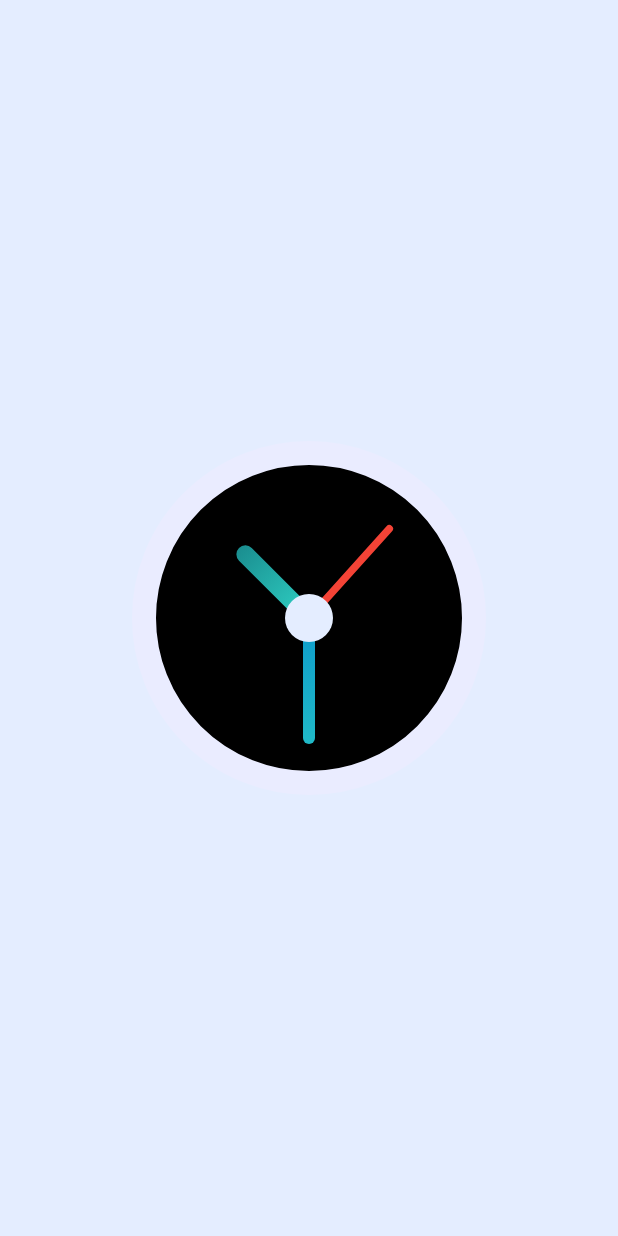
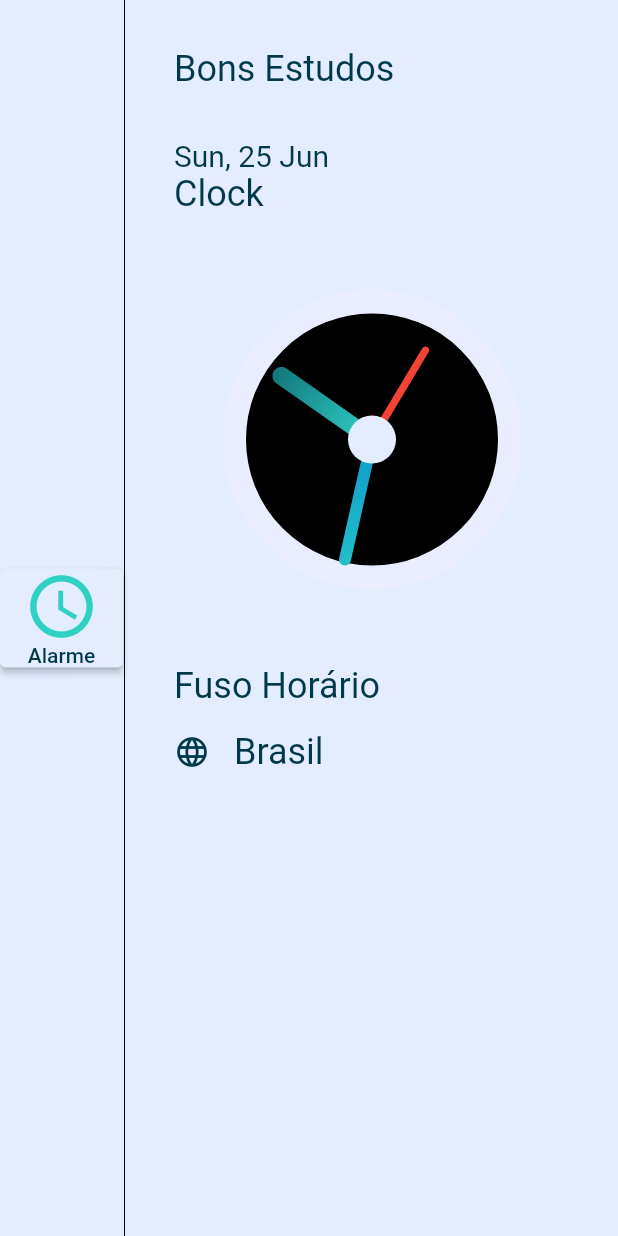
Before and after one commit to jpdants/Student-Aide, a Flutter app: the screen it shows after launch, on a phone screen of 412 x 824 dp. Run offline on Flutter 3.47's test engine with Material 2 defaults, Android fonts, the phone set to English and light mode, and no system bars.

Commit message:
relogio quebrado / imagens adicionadas

```diff
--- a/trabalho_final_prog_moveis/lib/view/home_page.dart
+++ b/trabalho_final_prog_moveis/lib/view/home_page.dart
@@ -1,4 +1,5 @@
 import 'package:flutter/material.dart';
+import 'package:intl/intl.dart';
 import 'package:trabalho_final_prog_moveis/constants/app_colors.dart';
 import 'package:trabalho_final_prog_moveis/view/clock_view.dart';
 
@@ -10,12 +11,87 @@ class HomePage extends StatefulWidget {
 class _HomePageState extends State<HomePage> {
   @override
   Widget build(BuildContext context){
+    var now = DateTime.now();
+    var formattedTime = DateFormat('HH:mm').format(now);
+    var formattedDate = DateFormat('EEE, d MMM').format(now);
+
+
     return Scaffold(
-      body: Container(
-        alignment: Alignment.center,
-        color: AppColors.kSecondaryColor,
-        child: ClockView(),
-      ),
+      backgroundColor: AppColors.kSecondaryColor,
+      body: Row(
+        children: <Widget>[
+          Column(
+            mainAxisAlignment: MainAxisAlignment.center,
+            children: <Widget>[
+              ElevatedButton(
+                onPressed: () {},
+                style: ElevatedButton.styleFrom(
+                  backgroundColor: AppColors.kSecondaryColor, // Defina a cor de fundo desejada aqui
+                ),
+                child: const Column(
+                  children: <Widget>[
+                  Icon(
+                    Icons.access_time,
+                    size: 50,
+                    color: AppColors.kPrimaryColor,
+                  ),
+                    Text(
+                      'Alarme',
+                      style: TextStyle(color: AppColors.kTextStyle, fontSize: 14),
+                    ),
+                  ],
+                )
+              )
+            ],
+          ),
+          const VerticalDivider(
+            color: Colors.black,
+            width: 2,
+          ),
+          Expanded(
+            child: Container(
+              padding: EdgeInsets.all(32),
+              child: Column(
+                crossAxisAlignment: CrossAxisAlignment.start,
+                children: <Widget>[
+                  const Text(
+                    'Bons Estudos',
+                    style: TextStyle(color: AppColors.kTextStyle, fontSize: 24),
+                  ),
+                  const SizedBox(height: 32),
+                  Text(
+                    formattedDate,
+                    style: TextStyle(color: AppColors.kTextStyle, fontSize: 20),
+                  ),
+                  const Text(
+                    'Clock',
+                    style: TextStyle(color: AppColors.kTextStyle, fontSize: 24),
+                  ),
+                  ClockView(),
+                  const Text(
+                    'Fuso Horário',
+                    style: TextStyle(color: AppColors.kTextStyle, fontSize: 24),
+                  ),
+                  const SizedBox(height: 16),
+                  const Row(
+                    children:<Widget>[
+                      Icon(
+                        Icons.language,
+                        color: AppColors.kTextStyle
+                        ),
+                        SizedBox(width: 16),
+                        Text(
+                          'Brasil',
+                          style: TextStyle(color: AppColors.kTextStyle, fontSize: 24),
+                        )
+                    ]
+                  )
+                ],
+              )
+            ),
+          ),
+        ],
+      )
     );
   }
 }
```
Also changed, not shown: trabalho_final_prog_moveis/assets/ampulheta.png (added), trabalho_final_prog_moveis/assets/fonts/Avenir-Book.ttf (added), trabalho_final_prog_moveis/assets/fonts/Avenir-Heavy.ttf (added), trabalho_final_prog_moveis/assets/fonts/Avenir-Light.ttf (added), trabalho_final_prog_moveis/assets/fonts/Avenir-Medium.ttf (added).
